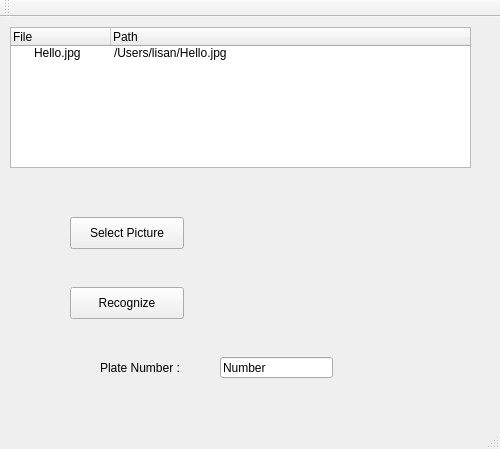
First picture: the form in Client/mainwindow.ui, repository monsty/licenserecognizer, before the edit.
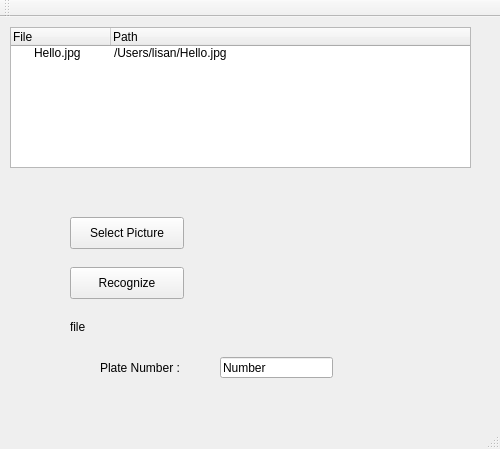
Second picture: the form after the edit.

Commit message: correction error compilation

Patch:
```diff
--- a/Client/mainwindow.ui
+++ b/Client/mainwindow.ui
@@ -71,7 +71,7 @@
     <property name="geometry">
      <rect>
       <x>70</x>
-      <y>270</y>
+      <y>250</y>
       <width>114</width>
       <height>32</height>
      </rect>
@@ -122,6 +122,19 @@
      <bool>true</bool>
     </property>
    </widget>
+   <widget class="QLabel" name="label_3">
+    <property name="geometry">
+     <rect>
+      <x>70</x>
+      <y>300</y>
+      <width>331</width>
+      <height>20</height>
+     </rect>
+    </property>
+    <property name="text">
+     <string>file</string>
+    </property>
+   </widget>
   </widget>
   <widget class="QMenuBar" name="menuBar">
    <property name="geometry">
```
Left out of the diff: 2 changed lines with no effect on the pictures. The commit also changes 2 other files.
